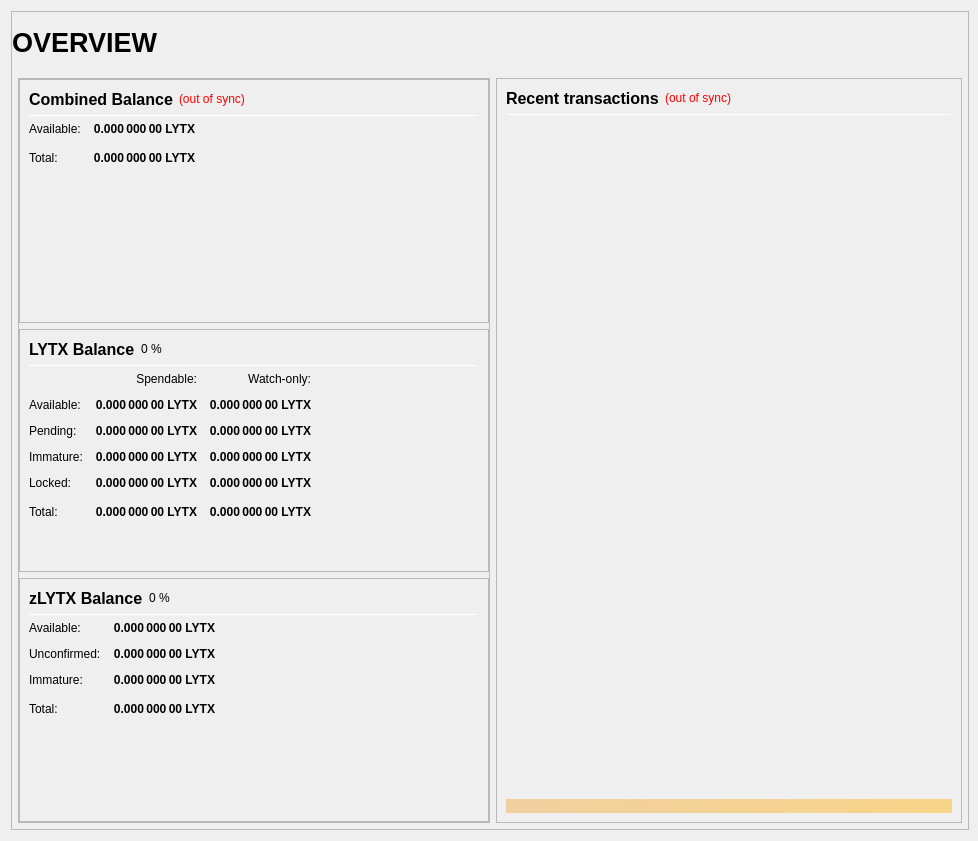
This is src/qt/forms/overviewpage.ui in LytixChain/lytix as Qt 5 draws it before an edit. The edited form follows.
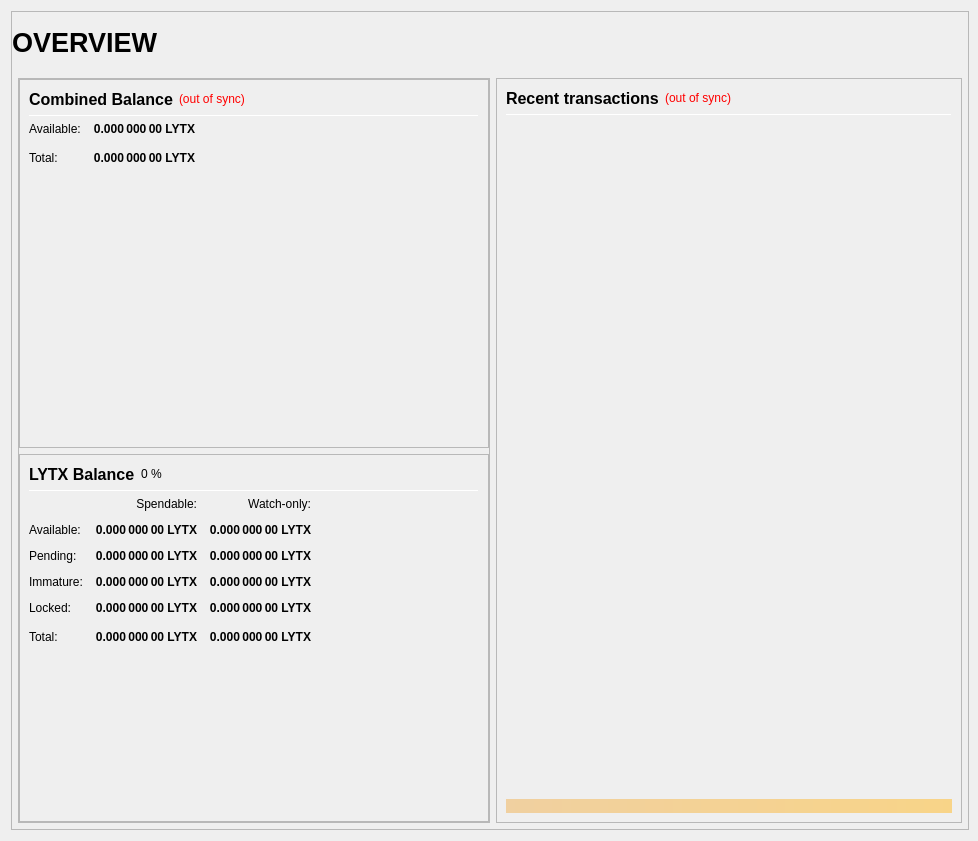
This is the edited form.

Commit message: overviewpage zerocoin removal

Diff of the .ui file:
```diff
--- a/src/qt/forms/overviewpage.ui
+++ b/src/qt/forms/overviewpage.ui
@@ -825,242 +825,6 @@
                     </layout>
                    </widget>
                   </item>
-                  <item>
-                   <widget class="QFrame" name="frame_ZerocoinBalances">
-                    <property name="frameShape">
-                     <enum>QFrame::StyledPanel</enum>
-                    </property>
-                    <property name="frameShadow">
-                     <enum>QFrame::Raised</enum>
-                    </property>
-                    <layout class="QVBoxLayout" name="verticalLayout_7">
-                     <item>
-                      <layout class="QHBoxLayout" name="horizontalLayout_8" stretch="0,0,0">
-                       <item>
-                        <widget class="QLabel" name="label_5z_3">
-                         <property name="minimumSize">
-                          <size>
-                           <width>0</width>
-                           <height>20</height>
-                          </size>
-                         </property>
-                         <property name="font">
-                          <font>
-                           <pointsize>12</pointsize>
-                           <weight>75</weight>
-                           <bold>true</bold>
-                          </font>
-                         </property>
-                         <property name="text">
-                          <string>zLYTX Balance</string>
-                         </property>
-                        </widget>
-                       </item>
-                       <item>
-                        <widget class="QLabel" name="labelzPIVPercent">
-                         <property name="text">
-                          <string notr="true">0 %</string>
-                         </property>
-                        </widget>
-                       </item>
-                       <item>
-                        <spacer name="horizontalSpacer_11">
-                         <property name="orientation">
-                          <enum>Qt::Horizontal</enum>
-                         </property>
-                         <property name="sizeHint" stdset="0">
-                          <size>
-                           <width>40</width>
-                           <height>20</height>
-                          </size>
-                         </property>
-                        </spacer>
-                       </item>
-                      </layout>
-                     </item>
-                     <item>
-                      <widget class="Line" name="line_ZerocoinBalance">
-                       <property name="minimumSize">
-                        <size>
-                         <width>0</width>
-                         <height>1</height>
-                        </size>
-                       </property>
-                       <property name="maximumSize">
-                        <size>
-                         <width>16777215</width>
-                         <height>1</height>
-                        </size>
-                       </property>
-                       <property name="orientation">
-                        <enum>Qt::Horizontal</enum>
-                       </property>
-                      </widget>
-                     </item>
-                     <item>
-                      <layout class="QGridLayout" name="gridLayout_5">
-                       <property name="spacing">
-                        <number>12</number>
-                       </property>
-                       <item row="1" column="0">
-                        <widget class="QLabel" name="labelzBalanceMatureText">
-                         <property name="toolTip">
-                          <string>Mature: more than 20 confirmation and more than 1 mint of the same denomination after it was minted.
-These zLYTX are spendable.</string>
-                         </property>
-                         <property name="text">
-                          <string>Available:</string>
-                         </property>
-                        </widget>
-                       </item>
-                       <item row="1" column="1">
-                        <widget class="QLabel" name="labelzBalanceMature">
-                         <property name="font">
-                          <font>
-                           <weight>75</weight>
-                           <bold>true</bold>
-                          </font>
-                         </property>
-                         <property name="toolTip">
-                          <string>Mature: more than 20 confirmation and more than 1 mint of the same denomination after it was minted.
-These zLYTX are spendable.</string>
-                         </property>
-                         <property name="text">
-                          <string notr="true">0.000 000 00 LYTX</string>
-                         </property>
-                         <property name="alignment">
-                          <set>Qt::AlignRight|Qt::AlignTrailing|Qt::AlignVCenter</set>
-                         </property>
-                        </widget>
-                       </item>
-                       <item row="2" column="0">
-                        <widget class="QLabel" name="labelzBalanceUnconfirmedText">
-                         <property name="toolTip">
-                          <string>Unconfirmed: less than 20 confirmations
-Immature: confirmed, but less than 1 mint of the same denomination after it was minted</string>
-                         </property>
-                         <property name="text">
-                          <string>Unconfirmed:</string>
-                         </property>
-                        </widget>
-                       </item>
-                       <item row="2" column="1">
-                        <widget class="QLabel" name="labelzBalanceUnconfirmed">
-                         <property name="font">
-                          <font>
-                           <weight>75</weight>
-                           <bold>true</bold>
-                          </font>
-                         </property>
-                         <property name="toolTip">
-                          <string>Unconfirmed: less than 20 confirmations
-Immature: confirmed, but less than 1 mint of the same denomination after it was minted</string>
-                         </property>
-                         <property name="text">
-                          <string notr="true">0.000 000 00 LYTX</string>
-                         </property>
-                         <property name="alignment">
-                          <set>Qt::AlignRight|Qt::AlignTrailing|Qt::AlignVCenter</set>
-                         </property>
-                        </widget>
-                       </item>
-                       <item row="3" column="0">
-                        <widget class="QLabel" name="labelzBalanceImmatureText">
-                         <property name="toolTip">
-                          <string>Unconfirmed: less than 20 confirmations
-Immature: confirmed, but less than 1 mint of the same denomination after it was minted</string>
-                         </property>
-                         <property name="text">
-                          <string>Immature:</string>
-                         </property>
-                        </widget>
-                       </item>
-                       <item row="3" column="1">
-                        <widget class="QLabel" name="labelzBalanceImmature">
-                         <property name="font">
-                          <font>
-                           <weight>75</weight>
-                           <bold>true</bold>
-                          </font>
-                         </property>
-                         <property name="toolTip">
-                          <string>Unconfirmed: less than 20 confirmations
-Immature: confirmed, but less than 1 mint of the same denomination after it was minted</string>
-                         </property>
-                         <property name="text">
-                          <string notr="true">0.000 000 00 LYTX</string>
-                         </property>
-                         <property name="alignment">
-                          <set>Qt::AlignRight|Qt::AlignTrailing|Qt::AlignVCenter</set>
-                         </property>
-                        </widget>
-                       </item>
-                       <item row="4" column="0">
-                        <widget class="QLabel" name="labelzBalanceText">
-                         <property name="toolTip">
-                          <string>Your current zLYTX balance, unconfirmed and immature zLYTX included.</string>
-                         </property>
-                         <property name="text">
-                          <string>Total:</string>
-                         </property>
-                        </widget>
-                       </item>
-                       <item row="4" column="1">
-                        <widget class="QLabel" name="labelzBalance">
-                         <property name="font">
-                          <font>
-                           <weight>75</weight>
-                           <bold>true</bold>
-                          </font>
-                         </property>
-                         <property name="cursor">
-                          <cursorShape>IBeamCursor</cursorShape>
-                         </property>
-                         <property name="toolTip">
-                          <string>Your current zLYTX balance, unconfirmed and immature zLYTX included.</string>
-                         </property>
-                         <property name="text">
-                          <string notr="true">0.000 000 00 LYTX</string>
-                         </property>
-                         <property name="alignment">
-                          <set>Qt::AlignRight|Qt::AlignTrailing|Qt::AlignVCenter</set>
-                         </property>
-                         <property name="textInteractionFlags">
-                          <set>Qt::LinksAccessibleByMouse|Qt::TextSelectableByKeyboard|Qt::TextSelectableByMouse</set>
-                         </property>
-                        </widget>
-                       </item>
-                       <item row="4" column="2">
-                        <spacer name="horizontalSpacer_4">
-                         <property name="orientation">
-                          <enum>Qt::Horizontal</enum>
-                         </property>
-                         <property name="sizeHint" stdset="0">
-                          <size>
-                           <width>40</width>
-                           <height>20</height>
-                          </size>
-                         </property>
-                        </spacer>
-                       </item>
-                      </layout>
-                     </item>
-                     <item>
-                      <spacer name="verticalSpacer_4">
-                       <property name="orientation">
-                        <enum>Qt::Vertical</enum>
-                       </property>
-                       <property name="sizeHint" stdset="0">
-                        <size>
-                         <width>20</width>
-                         <height>40</height>
-                        </size>
-                       </property>
-                      </spacer>
-                     </item>
-                    </layout>
-                   </widget>
-                  </item>
                  </layout>
                 </widget>
                </item>
```
The commit also changes 1 other file.
